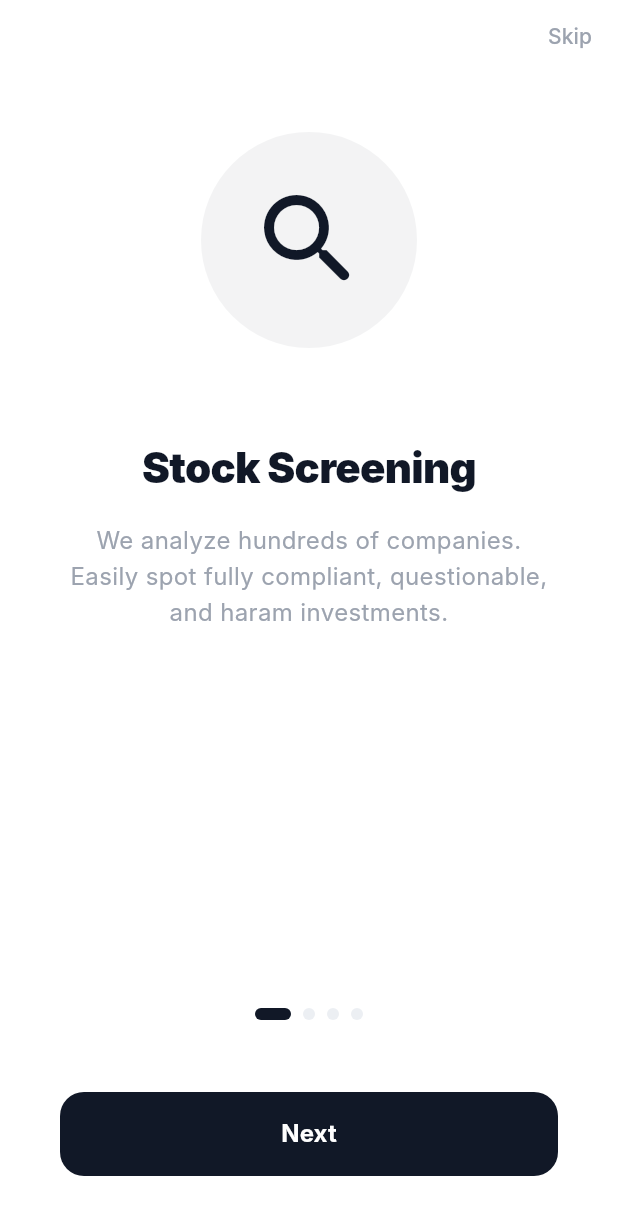
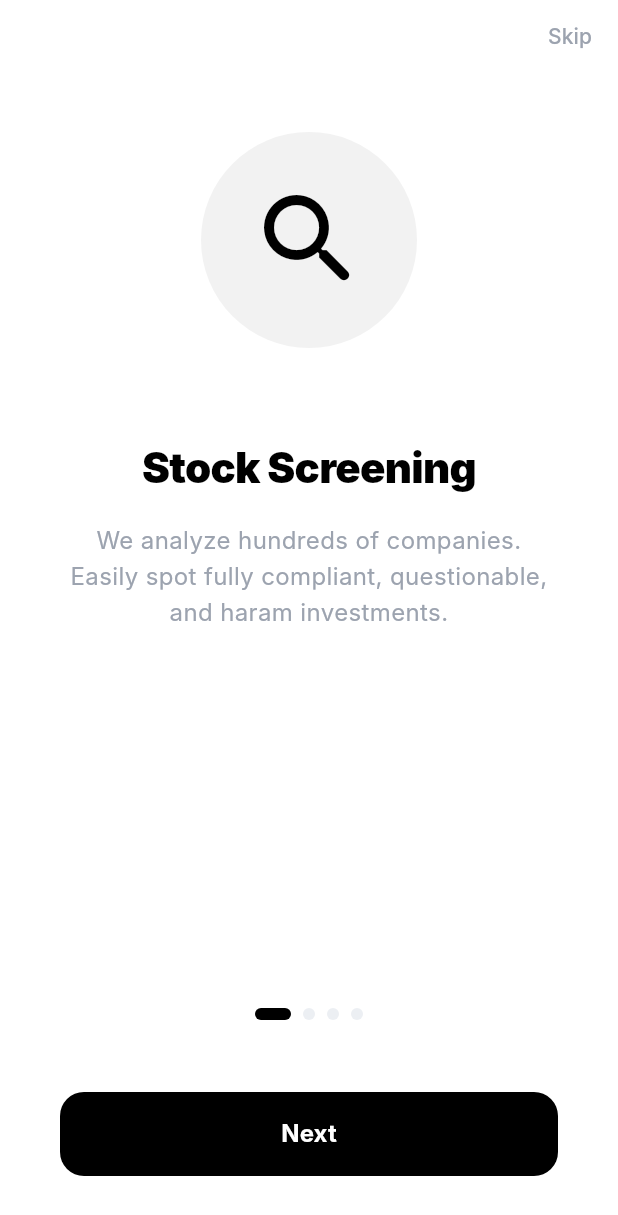
Before and after one commit to iisinan/irshad, a Flutter app: the screen it shows after launch, on a phone screen of 412 x 824 dp. Shown: the top 1215 px of the screen. Run offline on Flutter 3.47's test engine with Material 3 defaults, Android fonts, the phone set to English and light mode, and no system bars; our stand-ins replace dio, firebase_core, firebase_messaging, fl_chart, flutter_local_notifications, flutter_markdown and 7 more; missing offline and left inert: mobile_scanner; accounts and stored records are empty; Roboto replaces fonts that are missing (Inter).

Commit message:
style: intensify primary, accent, and status colors

```diff
--- a/mobile/lib/core/theme/app_theme.dart
+++ b/mobile/lib/core/theme/app_theme.dart
@@ -2,9 +2,9 @@ import 'package:flutter/material.dart';
 
 class AppTheme {
   // Core Palette
-  static const Color primary = Color(0xFF111827); // Deep Charcoal
-  static const Color primaryHover = Color(0xFF1F2937);
-  static const Color accent = Color(0xFF10B981); // Emerald Green
+  static const Color primary = Color(0xFF000000); // Intense Pitch Black
+  static const Color primaryHover = Color(0xFF1A1A1A);
+  static const Color accent = Color(0xFF00D287); // Vibrant Intense Emerald
 
   // Backgrounds
   static const Color bg = Color(0xFFF9FAFB);
@@ -13,16 +13,16 @@ class AppTheme {
   static const Color divider = Color(0xFFECEFF3);
 
   // Typography
-  static const Color textDark = Color(0xFF111827);
-  static const Color textBody = Color(0xFF6B7280);
+  static const Color textDark = Color(0xFF000000);
+  static const Color textBody = Color(0xFF4B5563); // Slightly darker for contrast
   static const Color textMuted = Color(0xFF9CA3AF);
   static const Color textDisabled = Color(0xFFD1D5DB);
 
   // Status
-  static const Color halal = Color(0xFF22C55E);
-  static const Color questionable = Color(0xFFF59E0B);
-  static const Color haram = Color(0xFFEF4444);
-  static const Color review = Color(0xFF3B82F6); // Modern Blue for Review
+  static const Color halal = Color(0xFF00D287); // Matches accent
+  static const Color questionable = Color(0xFFFF9F00); // Intense Orange
+  static const Color haram = Color(0xFFFF3344); // Intense Red
+  static const Color review = Color(0xFF2563EB); // Deep Blue
 
   // Theme Data
   static ThemeData get lightTheme {
@@ -63,7 +63,7 @@ class AppTheme {
           elevation: 0,
         ),
       ),
-      cardTheme: CardTheme(
+      cardTheme: CardThemeData(
         color: bgAlt,
         elevation: 1,
         shadowColor: Colors.black.withOpacity(0.05),
--- a/mobile/lib/features/onboarding/ui/onboarding_screen.dart
+++ b/mobile/lib/features/onboarding/ui/onboarding_screen.dart
@@ -118,6 +118,7 @@ final List<Map<String, String>> _onboardingData = [
           ),
         ],
       ),
+      ),
     );
   }
 
```
Also changed, not shown: 1 other file.
